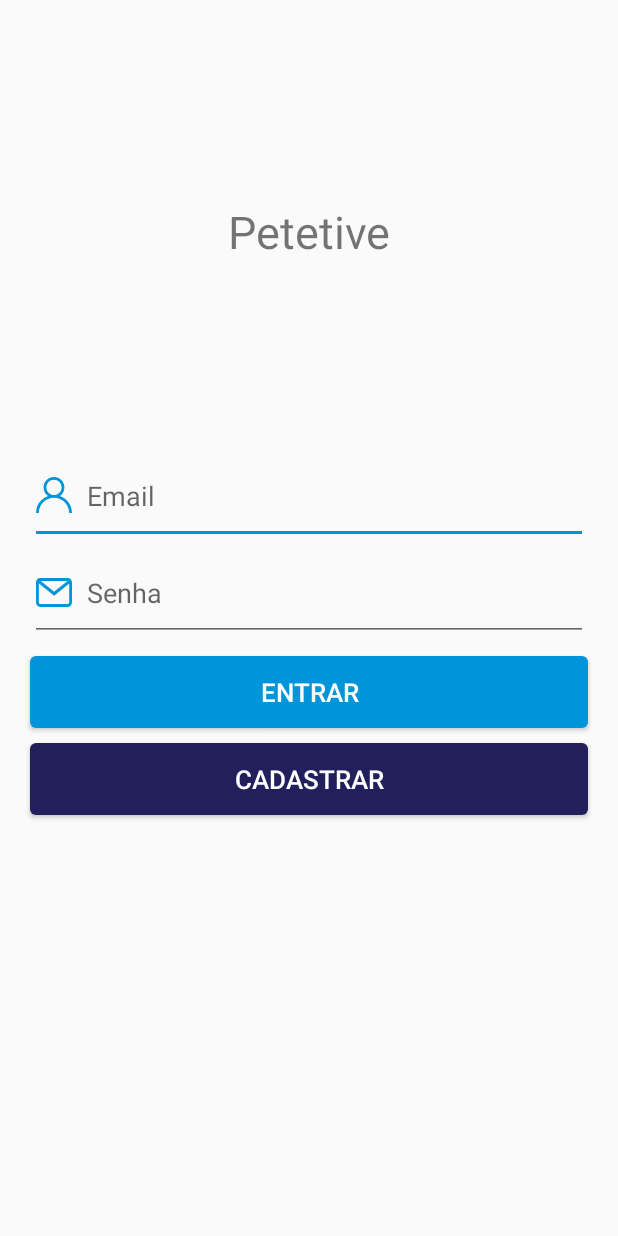
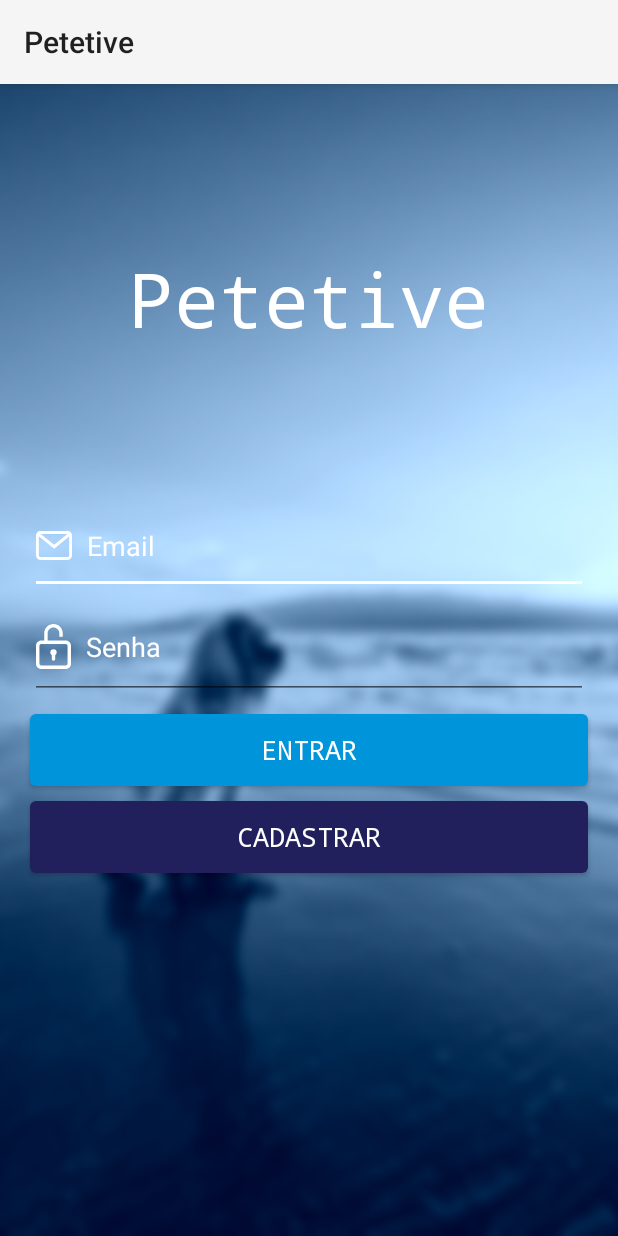
Before and after one commit to wilquerlima/If1001-Petetive, an Android app: the screen it shows after launch (LoginActivity), on a phone screen of 412 x 824 dp. Run offline under Robolectric (Android 15) with nearby library versions, the phone set to English and light mode, and no system bars; our stand-ins replace Firebase (no records; nobody signed in at launch, a user with empty details on screens opened directly).

Commit message:
adicionando background no login e ajustando icones

```diff
--- a/Petetive/app/src/main/AndroidManifest.xml
+++ b/Petetive/app/src/main/AndroidManifest.xml
@@ -8,7 +8,7 @@
             android:label="@string/app_name"
             android:roundIcon="@mipmap/ic_launcher_round"
             android:supportsRtl="true"
-            android:theme="@style/AppTheme">
+            android:theme="@style/AppTheme.TransparentTheme">
         <activity android:name=".view.activity.LoginActivity"
                   android:screenOrientation="portrait">
             <intent-filter>
--- /dev/null
+++ b/Petetive/app/src/main/java/br/ufpe/cin/petetive/controller/RecyclerViewAdapter.kt
@@ -0,0 +1,25 @@
+package br.ufpe.cin.petetive.controller
+
+import android.support.v7.widget.RecyclerView
+import android.view.View
+import android.view.ViewGroup
+
+class RecyclerViewAdapter : RecyclerView.Adapter<RecyclerViewAdapter.ViewHolder>() {
+
+    class ViewHolder(view: View)  : RecyclerView.ViewHolder(view) {
+
+    }
+
+    override fun onCreateViewHolder(p0: ViewGroup, p1: Int): RecyclerViewAdapter.ViewHolder {
+        TODO("not implemented") //To change body of created functions use File | Settings | File Templates.
+    }
+
+    override fun getItemCount(): Int {
+        TODO("not implemented") //To change body of created functions use File | Settings | File Templates.
+    }
+
+    override fun onBindViewHolder(p0: RecyclerViewAdapter.ViewHolder, p1: Int) {
+        TODO("not implemented") //To change body of created functions use File | Settings | File Templates.
+    }
+
+}
--- a/Petetive/app/src/main/java/br/ufpe/cin/petetive/view/activity/LoginActivity.kt
+++ b/Petetive/app/src/main/java/br/ufpe/cin/petetive/view/activity/LoginActivity.kt
@@ -1,10 +1,12 @@
 package br.ufpe.cin.petetive.view.activity
 
 import android.content.Intent
+import android.graphics.Color
 import android.os.Bundle
 import android.support.v7.app.AppCompatActivity
 import android.text.TextUtils
 import android.view.View
+import android.view.WindowManager
 import android.widget.Toast
 import br.ufpe.cin.petetive.R
 import com.google.firebase.auth.FirebaseAuth
@@ -26,7 +28,8 @@ class LoginActivity : AppCompatActivity(), View.OnClickListener {
 
         mAuth = FirebaseAuth.getInstance()
 
-
+        //window.statusBarColor = Color.TRANSPARENT
+        window.setFlags(WindowManager.LayoutParams.FLAG_LAYOUT_NO_LIMITS, WindowManager.LayoutParams.FLAG_LAYOUT_NO_LIMITS)
     }
 
     override fun onClick(view: View?) {
--- a/Petetive/app/src/main/res/drawable/ic_email.xml
+++ b/Petetive/app/src/main/res/drawable/ic_email.xml
@@ -5,10 +5,10 @@
     android:viewportHeight="35">
     <path
         android:pathData="M42.375,0L5.625,0C2.523,0 0,2.505 0,5.585v23.83C0,32.495 2.523,35 5.625,35h36.75C45.477,35 48,32.495 48,29.415L48,5.585C48,2.505 45.477,0 42.375,0zM44.25,29.415a1.87,1.87 0,0 1,-1.875 1.862L5.625,31.277a1.87,1.87 0,0 1,-1.875 -1.862L3.75,5.585a1.87,1.87 0,0 1,1.875 -1.862h36.75a1.87,1.87 0,0 1,1.875 1.862v23.83z"
-        android:fillColor="#0095DA"
+        android:fillColor="#fff"
         android:fillType="nonZero" />
     <path
         android:pathData="M44.101,2L24.17,16.72 4.238,2 2,4.988 24.17,21.36 46.34,4.988z"
-        android:fillColor="#0095DA"
+        android:fillColor="#fff"
         android:fillType="nonZero" />
 </vector>
--- a/Petetive/app/src/main/res/drawable/ic_perfil.xml
+++ b/Petetive/app/src/main/res/drawable/ic_perfil.xml
@@ -5,6 +5,6 @@
     android:viewportHeight="48">
     <path
         android:pathData="M40.97,31.03a23.908,23.908 0,0 0,-9.12 -5.721c3.636,-2.504 6.025,-6.695 6.025,-11.434C37.875,6.225 31.651,0 24,0c-7.65,0 -13.875,6.224 -13.875,13.875 0,4.739 2.389,8.93 6.025,11.434a23.908,23.908 0,0 0,-9.12 5.72A23.843,23.843 0,0 0,0 48h3.75c0,-11.166 9.084,-20.25 20.25,-20.25S44.25,36.834 44.25,48H48c0,-6.41 -2.496,-12.438 -7.03,-16.97zM24,24c-5.583,0 -10.125,-4.542 -10.125,-10.125S18.417,3.75 24,3.75s10.125,4.542 10.125,10.125S29.583,24 24,24z"
-        android:fillColor="#0095DA"
+        android:fillColor="#fff"
         android:fillType="nonZero" />
 </vector>
--- /dev/null
+++ b/Petetive/app/src/main/res/drawable/ic_senha.xml
@@ -0,0 +1,14 @@
+<vector xmlns:android="http://schemas.android.com/apk/res/android"
+    android:width="23dp"
+    android:height="30dp"
+    android:viewportWidth="39"
+    android:viewportHeight="49">
+  <path
+      android:pathData="M33.265,17.992L12.996,17.992v-7.87c0,-3.47 2.916,-6.294 6.5,-6.294 3.585,0 6.5,2.824 6.5,6.295v3.658h3.824v-3.658C29.82,4.54 25.189,0 19.496,0 13.804,0 9.173,4.54 9.173,10.123v7.87L5.735,17.993C2.573,17.992 0,20.567 0,23.733v19.524C0,46.424 2.573,49 5.735,49h27.53C36.427,49 39,46.424 39,43.258L39,23.734c0,-3.166 -2.573,-5.742 -5.735,-5.742zM35.176,43.258a1.915,1.915 0,0 1,-1.911 1.914L5.735,45.172a1.915,1.915 0,0 1,-1.911 -1.914L3.824,23.734c0,-1.055 0.857,-1.914 1.911,-1.914h27.53c1.054,0 1.911,0.859 1.911,1.914v19.524z"
+      android:fillColor="#FFF"
+      android:fillType="nonZero"/>
+  <path
+      android:pathData="M19.5,27.371a3.539,3.539 0,0 0,-3.537 3.541c0,1.249 0.646,2.346 1.622,2.976v4.202a1.913,1.913 0,1 0,3.823 0v-4.197a3.538,3.538 0,0 0,1.629 -2.98A3.539,3.539 0,0 0,19.5 27.37z"
+      android:fillColor="#FFF"
+      android:fillType="nonZero"/>
+</vector>
--- a/Petetive/app/src/main/res/layout/login_activity.xml
+++ b/Petetive/app/src/main/res/layout/login_activity.xml
@@ -5,15 +5,18 @@
     android:id="@+id/main_layout"
     android:layout_width="match_parent"
     android:layout_height="match_parent"
+    android:background="@mipmap/background"
+    android:fitsSystemWindows="true"
     android:orientation="vertical">
 
     <TextView
         android:id="@+id/textView"
         android:layout_width="wrap_content"
         android:layout_height="wrap_content"
+        android:textColor="@color/corSecundaria"
         android:text="@string/app_name"
-        android:textSize="30sp"
-
+        android:textSize="50sp"
+        android:fontFamily="monospace"
         app:layout_constraintEnd_toEndOf="parent"
         app:layout_constraintStart_toStartOf="parent"
         app:layout_constraintTop_toTopOf="parent"
@@ -29,9 +32,10 @@
         android:drawablePadding="10dp"
         android:layout_marginEnd="20dp"
         android:theme="@style/editText_login"
-        android:textColor="@color/corPrimaria"
+        android:textColor="@color/corSecundaria"
         android:paddingBottom="20dp"
-        android:drawableStart="@drawable/ic_perfil"
+        android:textColorHint="@color/corSecundaria"
+        android:drawableStart="@drawable/ic_email"
         app:layout_constraintStart_toStartOf="parent"
         app:layout_constraintBottom_toBottomOf="parent"
         app:layout_constraintEnd_toEndOf="parent"
@@ -43,10 +47,11 @@
         android:layout_width="0dp"
         android:layout_height="wrap_content"
         android:hint="Senha"
-        android:drawableStart="@drawable/ic_email"
+        android:drawableStart="@drawable/ic_senha"
+        android:textColorHint="@color/corSecundaria"
         android:drawablePadding="10dp"
         android:theme="@style/editText_login"
-        android:textColor="@color/corPrimaria"
+        android:textColor="@color/corSecundaria"
         android:paddingBottom="20dp"
         android:inputType="textPassword"
         android:layout_marginTop="10dp"
@@ -59,6 +64,7 @@
         android:layout_width="0dp"
         android:layout_height="wrap_content"
         style="@style/button_login"
+        android:fontFamily="monospace"
         android:text="Entrar"
         android:layout_marginTop="10dp"
         app:layout_constraintTop_toBottomOf="@+id/edtPassword"
@@ -70,6 +76,7 @@
         android:layout_width="0dp"
         android:layout_height="wrap_content"
         android:text="@string/cadastrar_txt"
+        android:fontFamily="monospace"
         android:layout_marginTop="10dp"
         style="@style/button_cadastrar"
         app:layout_constraintTop_toBottomOf="@+id/btn_email_sign_in"
--- a/Petetive/app/src/main/res/values/styles.xml
+++ b/Petetive/app/src/main/res/values/styles.xml
@@ -1,11 +1,8 @@
-<resources>
+<resources xmlns:tools="http://schemas.android.com/tools">
 
-    <!-- Base application theme. -->
     <style name="AppTheme" parent="Theme.AppCompat.Light.NoActionBar">
-        <!-- Customize your theme here. -->
         <item name="colorPrimary">@color/corPrimaria</item>
         <item name="colorPrimaryDark">@color/corPrimaria</item>
-        <item name="colorAccent">@color/colorAccent</item>
     </style>
 
     <style name="button_login">
@@ -21,8 +18,8 @@
     </style>
 
     <style name="editText_login">
-        <item name="colorControlActivated">@color/corPrimaria</item>
-        <item name="colorControlHighlight">@color/corPrimaria</item>
+        <item name="colorControlActivated">@color/corSecundaria</item>
+        <item name="colorControlHighlight">@color/corSecundaria</item>
     </style>
 
 </resources>
```
Also changed, not shown: Petetive/app/src/main/res/mipmap-hdpi/background.png (added), Petetive/app/src/main/res/mipmap-mdpi/background.png (added), Petetive/app/src/main/res/mipmap-xhdpi/background.png (added), Petetive/app/src/main/res/mipmap-xxhdpi/background.png (added), Petetive/app/src/main/res/mipmap-xxxhdpi/background.png (added).
